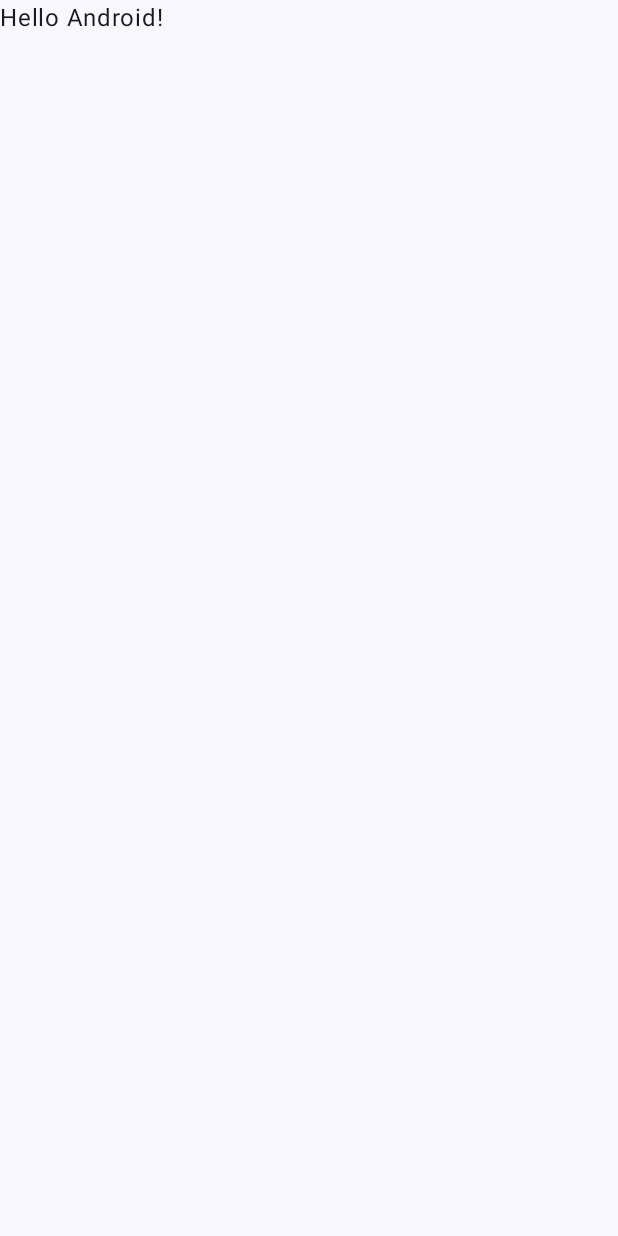
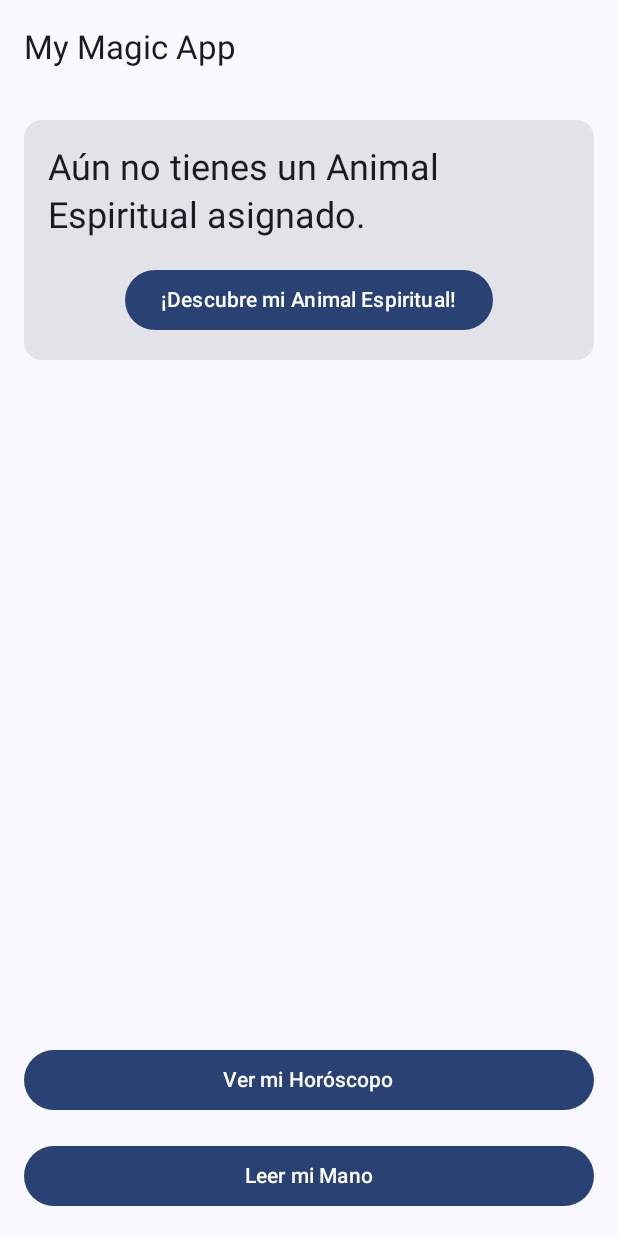
Before and after one commit to SilviaGarciaBouza/MyMagicApp, an Android app built with Jetpack Compose: the screen it shows after launch (MainActivity), on a phone screen of 412 x 824 dp. Before the commit the screen is almost empty. Run offline under Robolectric (Android 15) with nearby library versions, the phone set to English and light mode, and no system bars.

Commit message:
added test screem

```diff
--- a/app/src/main/java/com/github/mymagicapp/MainActivity.kt
+++ b/app/src/main/java/com/github/mymagicapp/MainActivity.kt
@@ -11,42 +11,63 @@ import androidx.compose.material3.Text
 import androidx.compose.runtime.Composable
 import androidx.compose.ui.Modifier
 import androidx.compose.ui.tooling.preview.Preview
+import androidx.lifecycle.viewmodel.compose.viewModel
+import androidx.navigation.compose.NavHost
+import androidx.navigation.compose.composable
+import androidx.navigation.compose.rememberNavController
+import com.github.mymagicapp.data.viewModel.ViewModel
+import com.github.mymagicapp.ui.AnimalTestScreen
+import com.github.mymagicapp.ui.HomeScreen
+import com.github.mymagicapp.ui.navigation.Screen
 import com.github.mymagicapp.ui.theme.MyMagicAppTheme
 
 class MainActivity : ComponentActivity() {
     override fun onCreate(savedInstanceState: Bundle?) {
         super.onCreate(savedInstanceState)
-        enableEdgeToEdge()
         setContent {
             MyMagicAppTheme {
-                Scaffold(modifier = Modifier.fillMaxSize()) { innerPadding ->
-                    Greeting(
-                        name = "Android",
-                        modifier = Modifier.padding(innerPadding)
-                    )
-                }
+                val viewModel: ViewModel = viewModel()
+                AppNavigation(viewModel = viewModel)
             }
         }
     }
 }
 
 @Composable
-fun Greeting(name: String, modifier: Modifier = Modifier) {
-    Text(
-        text = "Hello $name!",
-        modifier = modifier
+fun AppNavigation(viewModel: ViewModel) {
+    val navController = rememberNavController()
+    NavHost(navController = navController, startDestination = Screen.Home.route) {
+
+        // HOMESCREEN
+        composable(Screen.Home.route) {
+            HomeScreen(
+                viewModel = viewModel,
+                onStartTestClick = { navController.navigate(Screen.AnimalTest.route) },
+                onHoroscopeClick = { navController.navigate(Screen.Horoscope.route) },
+                onPalmReadingClick = { navController.navigate(Screen.PalmReading.route) }
             )
         }
 
-@Preview(showBackground = true)
-@Composable
-fun GreetingPreview() {
-    MyMagicAppTheme {
-        Greeting("Android")
+        // ANIMAL TEST SCREEN
+        composable(Screen.AnimalTest.route) {
+            AnimalTestScreen(
+                viewModel = viewModel,
+                onBackClick = { navController.popBackStack() },
+                onFinishTest = {
+                    navController.popBackStack(Screen.Home.route, inclusive = false)
+                }
+            )
+        }
+
+        // HOROSCOPE SCREEN
+        composable(Screen.Horoscope.route) {
+            Text("Pantalla de Horoscopo")
+        }
+
+        // PALM READING SCREEN
+        composable(Screen.PalmReading.route) {
+            Text("Pantala de Lectura de Mano ")
         }
     }
 
-@Composable
-fun Example(){
-    Text("Sil")
 }
--- /dev/null
+++ b/app/src/main/java/com/github/mymagicapp/ui/HomeScreem.kt
@@ -0,0 +1,109 @@
+package com.github.mymagicapp.ui
+
+import androidx.compose.foundation.layout.*
+import androidx.compose.material3.*
+import androidx.compose.runtime.Composable
+import androidx.compose.ui.Alignment
+import androidx.compose.ui.Modifier
+import androidx.compose.ui.unit.dp
+import com.github.mymagicapp.data.viewModel.ViewModel
+import androidx.compose.foundation.Image
+import androidx.compose.foundation.border
+import androidx.compose.foundation.shape.CircleShape
+import androidx.compose.ui.draw.clip
+import androidx.compose.ui.layout.ContentScale
+import androidx.compose.ui.res.painterResource
+
+@OptIn(ExperimentalMaterial3Api::class)
+@Composable
+fun HomeScreen(
+    viewModel: ViewModel,
+    onStartTestClick: () -> Unit,
+    onHoroscopeClick: () -> Unit,
+    onPalmReadingClick: () -> Unit
+) {
+    Scaffold(topBar = { TopAppBar(title = { Text("My Magic App") }) }) { padding ->
+        Column(
+            modifier = Modifier
+                .fillMaxSize()
+                .padding(padding)
+                .padding(16.dp),
+            horizontalAlignment = Alignment.CenterHorizontally,
+            verticalArrangement = Arrangement.SpaceBetween
+        ) {
+
+            AnimalStatus(
+                animal = viewModel.animalSelected,
+                onStartTestClick = onStartTestClick
+            )
+
+            Spacer(modifier = Modifier.height(32.dp))
+
+
+            Column(
+                horizontalAlignment = Alignment.CenterHorizontally,
+                verticalArrangement = Arrangement.spacedBy(16.dp)
+            ) {
+                Button(
+                    onClick = onHoroscopeClick,
+                    modifier = Modifier.fillMaxWidth()
+                ) {
+                    Text("Ver mi Horóscopo")
+                }
+                Button(
+                    onClick = onPalmReadingClick,
+                    modifier = Modifier.fillMaxWidth()
+                ) {
+                    Text("Leer mi Mano")
+                }
+            }
+        }
+    }
+}
+
+@Composable
+fun AnimalStatus(animal: com.github.mymagicapp.data.Animal?, onStartTestClick: () -> Unit) {
+    Card(modifier = Modifier.fillMaxWidth()) {
+        Column(
+            modifier = Modifier.padding(16.dp),
+            horizontalAlignment = Alignment.CenterHorizontally
+        ) {
+            if (animal != null) {
+                Image(
+                    painter = painterResource(id = animal.imageAnimal),
+                    contentDescription = "Imagen de ${animal.nameAnimal}",
+                    contentScale = ContentScale.Crop,
+                    modifier = Modifier
+                        .size(150.dp)
+                        .clip(CircleShape)
+                        .border(2.dp, MaterialTheme.colorScheme.primary, CircleShape)
+                )
+                Spacer(modifier = Modifier.height(16.dp))
+                Text(
+                    text = "Tu Animal Espiritual es:",
+                    style = MaterialTheme.typography.headlineSmall
+                )
+                Spacer(modifier = Modifier.height(8.dp))
+                Text(
+                    text = animal.nameAnimal,
+                    style = MaterialTheme.typography.headlineLarge,
+                    color = MaterialTheme.colorScheme.primary
+                )
+                Text(
+                    text = animal.infoAnimal,
+                    style = MaterialTheme.typography.bodyMedium,
+                    modifier = Modifier.padding(top = 8.dp)
+                )
+            } else {
+                Text(
+                    text = "Aún no tienes un Animal Espiritual asignado.",
+                    style = MaterialTheme.typography.headlineSmall
+                )
+                Spacer(modifier = Modifier.height(16.dp))
+                Button(onClick = onStartTestClick) {
+                    Text("¡Descubre mi Animal Espiritual!")
+                }
+            }
+        }
+    }
+}
--- /dev/null
+++ b/app/src/main/java/com/github/mymagicapp/ui/navigation/Screem.kt
@@ -0,0 +1,9 @@
+package com.github.mymagicapp.ui.navigation
+
+
+sealed class Screen(val route: String) {
+    data object Home : Screen("home")
+    data object AnimalTest : Screen("animal_test")
+    data object Horoscope : Screen("horoscope")
+    data object PalmReading : Screen("palm_reading")
+}
```
Also changed, not shown: app/src/main/java/com/github/mymagicapp/data/AnimalTestData.kt (added, +47 -0 lines), app/src/main/java/com/github/mymagicapp/data/viewModel/ViewModel.kt (+53 -7 lines), app/src/main/java/com/github/mymagicapp/ui/AnimalTestScreem.kt (added, +151 -0 lines). Lines whose indentation alone changed are shown as unchanged.
